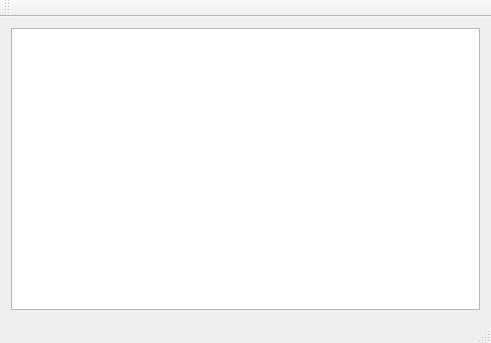
RSBat/copy_cleaner, file mainwindow.ui: the form before one commit.
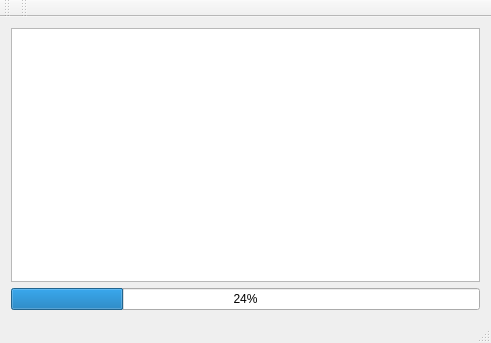
The form after the commit.

Diff of the .ui file:
```diff
--- a/mainwindow.ui
+++ b/mainwindow.ui
@@ -14,7 +14,7 @@
    <string>MainWindow</string>
   </property>
   <widget class="QWidget" name="centralWidget">
-   <layout class="QHBoxLayout" name="horizontalLayout">
+   <layout class="QVBoxLayout" name="verticalLayout_2">
     <item>
      <widget class="QTreeView" name="treeView">
       <property name="sizePolicy">
@@ -25,6 +25,13 @@
       </property>
      </widget>
     </item>
+    <item>
+     <widget class="QProgressBar" name="progressBar">
+      <property name="value">
+       <number>24</number>
+      </property>
+     </widget>
+    </item>
    </layout>
   </widget>
   <widget class="QMenuBar" name="menuBar">
@@ -46,6 +53,17 @@
    </attribute>
   </widget>
   <widget class="QStatusBar" name="statusBar"/>
+  <widget class="QToolBar" name="toolBar">
+   <property name="windowTitle">
+    <string>toolBar</string>
+   </property>
+   <attribute name="toolBarArea">
+    <enum>TopToolBarArea</enum>
+   </attribute>
+   <attribute name="toolBarBreak">
+    <bool>false</bool>
+   </attribute>
+  </widget>
  </widget>
  <layoutdefault spacing="6" margin="11"/>
  <resources/>
```
